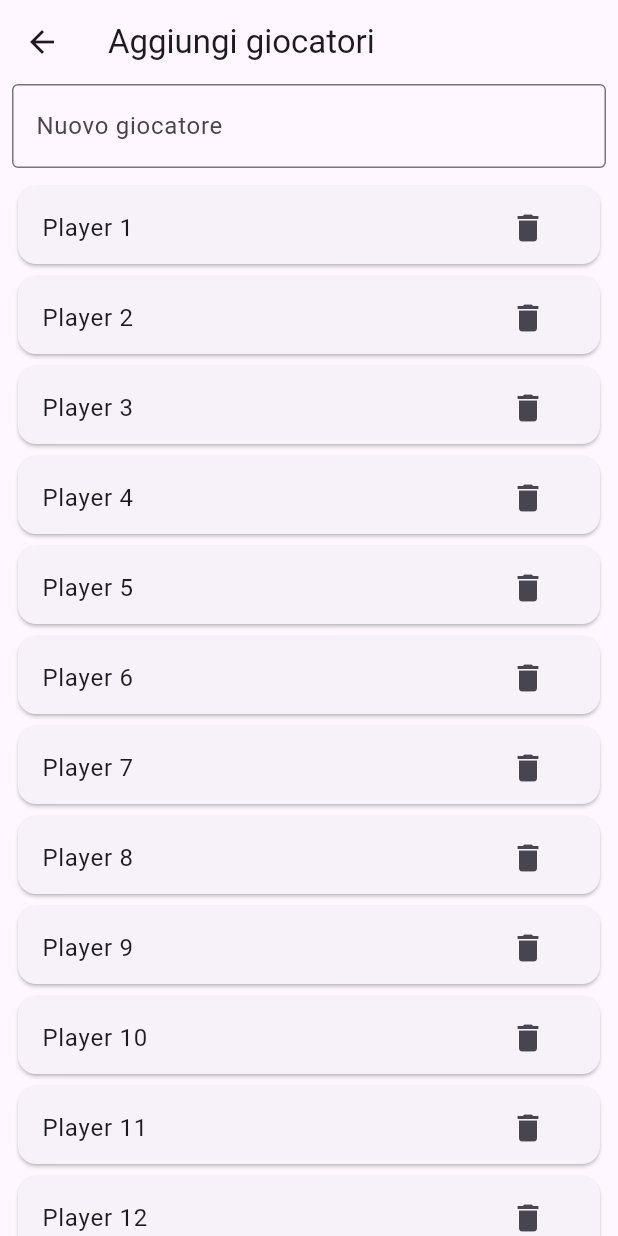
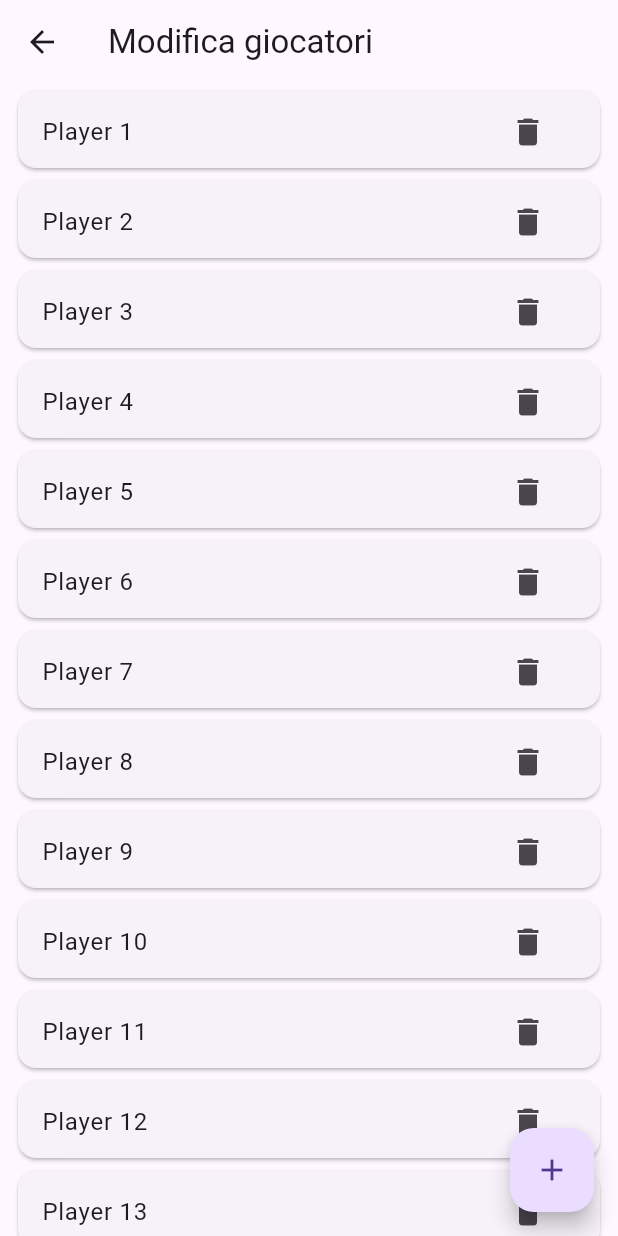
Before and after one commit to sebastiansani/volleyscore-flutter, a Flutter app: the HomePage screen opened directly, after a tap on the "delete" icon, after a tap on the "edit" icon, on a phone screen of 412 x 824 dp. Run offline on Flutter 3.47's test engine with Material 2 defaults, Android fonts, the phone set to English and light mode, and no system bars.

Commit message:
Minor improvements

```diff
--- a/lib/main.dart
+++ b/lib/main.dart
@@ -21,13 +21,23 @@ class MyApp extends StatelessWidget {
 
   @override
   Widget build(BuildContext context) {
-    return MaterialApp(
-      title: 'Volleyscore',
-      theme: ThemeData(
-        primarySwatch: Colors.blue,
-        useMaterial3: true,
+    return Listener(
+      onPointerDown: (_) {
+        // magic to unfocus text fields when tapping outside
+        FocusScopeNode currentFocus = FocusScope.of(context);
+        if (!currentFocus.hasPrimaryFocus &&
+            currentFocus.focusedChild != null) {
+          currentFocus.focusedChild?.unfocus();
+        }
+      },
+      child: MaterialApp(
+        title: 'Volleyscore',
+        theme: ThemeData(
+          primarySwatch: Colors.blue,
+          useMaterial3: true,
+        ),
+        home: const HomePage(),
       ),
-      home: const HomePage(),
     );
   }
 }
--- a/lib/pages/editPlayers.dart
+++ b/lib/pages/editPlayers.dart
@@ -8,39 +8,23 @@ class EditPlayers extends StatelessWidget {
   @override
   Widget build(BuildContext context) {
     final fieldText = TextEditingController();
+    final store = Provider.of<PlayerMatchesStorage>(context, listen: true);
 
     return SafeArea(
       child: Scaffold(
         appBar: AppBar(
-          title: const Text('Aggiungi giocatori'),
+          title: const Text('Modifica giocatori'),
         ),
         body: Padding(
           padding: const EdgeInsets.only(right: 8, left: 8),
           child: Column(
             mainAxisAlignment: MainAxisAlignment.start,
             children: [
-              Padding(
-                padding: const EdgeInsets.only(bottom: 8.0),
-                child: TextField(
-                  decoration: const InputDecoration(
-                    border: OutlineInputBorder(),
-                    hintText: 'Nuovo giocatore',
-                  ),
-                  onSubmitted: (value) {
-                    context
-                        .read<PlayerMatchesStorage>()
-                        .addPlayer(Player(value));
-                    fieldText.clear();
-                  },
-                  controller: fieldText,
-                ),
-              ),
-              Consumer<PlayerMatchesStorage>(
-                builder: (context, store, child) => store.players.isEmpty
+              Expanded(
+                child: store.players.isEmpty
                     ? const Center(child: Text('Nessun giocatore'))
-                    : Expanded(
-                        child: ListView.builder(
-                          padding: const EdgeInsets.only(bottom: 10),
+                    : ListView.builder(
+                        padding: const EdgeInsets.only(bottom: 80),
                         shrinkWrap: true,
                         itemCount: store.players.length,
                         itemBuilder: (context, index) {
@@ -61,9 +45,42 @@ class EditPlayers extends StatelessWidget {
                         },
                       ),
               ),
-              ),
             ],
           ),
+        ),
+        floatingActionButton: FloatingActionButton(
+          onPressed: () {
+            showModalBottomSheet<void>(
+              context: context,
+              builder: (BuildContext context) {
+                void onSubmit() {
+                  final value = fieldText.text;
+                  if (value.isEmpty) return;
+                  context.read<PlayerMatchesStorage>().addPlayer(Player(value));
+                  fieldText.clear();
+                  Navigator.pop(context);
+                }
+
+                return Padding(
+                  padding: EdgeInsets.only(
+                      bottom: MediaQuery.of(context).viewInsets.bottom),
+                  child: Padding(
+                    padding: const EdgeInsets.all(20.0),
+                    child: TextField(
+                      decoration: const InputDecoration(
+                        border: UnderlineInputBorder(),
+                        hintText: 'Nuovo giocatore',
+                      ),
+                      onSubmitted: (_) => onSubmit(),
+                      controller: fieldText,
+                      autofocus: true,
+                    ),
+                  ),
+                );
+              },
+            );
+          },
+          child: const Icon(Icons.add),
         ),
       ),
     );
--- a/lib/pages/homePage.dart
+++ b/lib/pages/homePage.dart
@@ -10,10 +10,15 @@ class HomePage extends StatelessWidget {
 
   @override
   Widget build(BuildContext context) {
+    final store = Provider.of<PlayerMatchesStorage>(context, listen: true);
+
     return SafeArea(
       child: Scaffold(
         appBar: AppBar(
-          title: const Text('Volley Score'),
+          title: const Text(
+            'Volley Score',
+            style: TextStyle(fontWeight: FontWeight.bold),
+          ),
           actions: [
             IconButton(
               icon: const Icon(Icons.edit),
@@ -29,14 +34,21 @@ class HomePage extends StatelessWidget {
         ),
         body: Padding(
           padding: const EdgeInsets.only(right: 8, left: 8),
-          child: Consumer<PlayerMatchesStorage>(
-            builder: (context, store, child) => store.matches.isEmpty
-                ? const Center(child: Text('No matches yet'))
-                : Flex(
-                    direction: Axis.vertical,
+          child: Column(
+            crossAxisAlignment: CrossAxisAlignment.start,
             children: [
+              Padding(
+                padding: const EdgeInsets.only(left: 8.0),
+                child: Text(
+                  'Partite recenti:',
+                  style: Theme.of(context).textTheme.labelLarge,
+                ),
+              ),
               Expanded(
-                        child: ListView.builder(
+                child: store.matches.isEmpty
+                    ? const Center(child: Text('Nessuna partita'))
+                    : ListView.builder(
+                        shrinkWrap: true,
                         padding: const EdgeInsets.only(bottom: 80),
                         itemCount: store.matches.length,
                         itemBuilder: (context, index) {
@@ -45,7 +57,6 @@ class HomePage extends StatelessWidget {
                       ),
               ),
             ],
-                  ),
           ),
         ),
         floatingActionButton: FloatingActionButton(
--- a/lib/pages/selectPlayers.dart
+++ b/lib/pages/selectPlayers.dart
@@ -1,6 +1,6 @@
 import 'package:flutter/material.dart';
 import 'package:provider/provider.dart';
-import 'package:volleyscore/pages/selectTeams.dart';
+import 'package:volleyscore/pages/createTeams.dart';
 import 'package:volleyscore/storage.dart';
 
 class SelectPlayers extends StatelessWidget {
@@ -61,7 +61,7 @@ class SelectPlayers extends StatelessWidget {
                   Navigator.push(
                     context,
                     MaterialPageRoute(
-                      builder: (context) => SelectTeams(players: activePlayers),
+                      builder: (context) => CreateTeams(players: activePlayers),
                     ),
                   );
                 },
--- a/lib/widgets/matchCard.dart
+++ b/lib/widgets/matchCard.dart
@@ -1,7 +1,7 @@
 import 'package:flutter/material.dart';
 import 'package:intl/intl.dart';
 import 'package:provider/provider.dart';
-import 'package:volleyscore/pages/match.dart';
+import 'package:volleyscore/pages/matchPage.dart';
 import 'package:volleyscore/storage.dart';
 
 class MatchCard extends StatelessWidget {
```
Also changed, not shown: lib/pages/createTeams.dart (renamed from lib/pages/selectTeams.dart, +16 -8 lines), lib/pages/matchPage.dart (renamed from lib/pages/match.dart, +7 -1 lines). Lines whose indentation alone changed are shown as unchanged.
